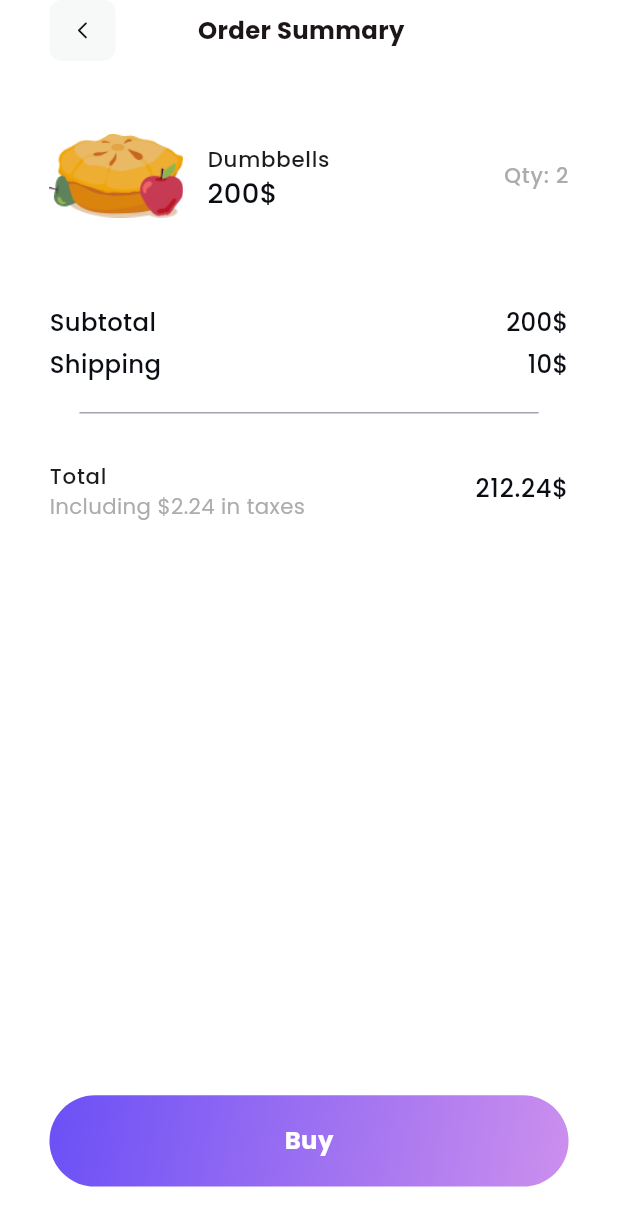
After one commit to aliNassef/FitTrack, a Flutter app: the CheckoutView screen opened by its route, on a phone screen of 412 x 824 dp. The commit adds this screen. Shown: the top 1226 px of the screen. Run offline on Flutter 3.47's test engine with Material 3 defaults, Android fonts, the phone set to English and light mode, and no system bars; our stand-ins replace carousel_slider, device_preview_plus, dio, dotted_border, easy_localization, fl_chart and 10 more; accounts and stored records are empty; project files that could hold a hidden picture were left out.

Commit message:
feat(store): add checkout view and integrate into app router
Introduce a new checkout view for the store feature, including its body widget and route integration. This allows users to view an order summary and proceed with purchases.

```diff
--- a/lib/core/utils/app_router.dart
+++ b/lib/core/utils/app_router.dart
@@ -13,6 +13,7 @@ import '../../features/meal_planner/presentation/view/meal_scheduale_view.dart';
 import '../../features/onboarding/presentation/views/onboarding_view.dart';
 import '../../features/onboarding/presentation/views/welcome_view.dart';
 import '../../features/profile/presentation/views/statistics_view.dart';
+import '../../features/store/presentation/views/checkout_view.dart';
 import '../../features/workout/presentation/view/workout_details_view.dart';
 import '../../features/workout/presentation/view/workout_excersises_view.dart'
     show WorkoutExerciseView;
@@ -86,6 +87,10 @@ Route<dynamic> onGenerateRoute(RouteSettings settings) {
       return MaterialPageRoute(
         builder: (context) => const StatisticsView(),
       );
+    case CheckoutView.routeName:
+      return MaterialPageRoute(
+        builder: (context) => const CheckoutView(),
+      );
     default:
       return MaterialPageRoute(builder: (context) => const Scaffold());
   }
--- /dev/null
+++ b/lib/features/store/presentation/views/checkout_view.dart
@@ -0,0 +1,19 @@
+import 'package:fit_track_app/core/extensions/padding_extension.dart';
+import 'package:flutter/material.dart';
+
+import '../widgets/checkout_view_body.dart';
+
+class CheckoutView extends StatelessWidget {
+  const CheckoutView({super.key});
+  static const String routeName = 'checkout_view';
+  @override
+  Widget build(BuildContext context) {
+    return Scaffold(
+      body: SafeArea(
+        child: SingleChildScrollView(
+          child: const CheckoutViewBody().withHorizontalPadding(30),
+        ),
+      ),
+    );
+  }
+}
--- /dev/null
+++ b/lib/features/store/presentation/widgets/checkout_view_body.dart
@@ -0,0 +1,116 @@
+import 'package:fit_track_app/core/extensions/mediaquery_size.dart';
+import 'package:fit_track_app/core/helpers/app_spacer.dart';
+import 'package:fit_track_app/core/helpers/default_app_button.dart';
+import 'package:flutter/material.dart';
+import 'package:flutter_screenutil/flutter_screenutil.dart';
+
+import '../../../../core/utils/app_colors.dart';
+import '../../../../core/utils/app_images.dart';
+import '../../../../core/utils/app_styles.dart';
+import '../../../../core/widgets/custom_icon_button.dart';
+
+class CheckoutViewBody extends StatelessWidget {
+  const CheckoutViewBody({super.key});
+
+  @override
+  Widget build(BuildContext context) {
+    return Column(
+      children: [
+        Row(
+          spacing: 50.w,
+          children: [
+            CustomIconButton(
+              onTap: () {},
+              image: AppIcons.backArrowIcon,
+            ),
+            Text(
+              'Order Summary',
+              style: AppStyles.bold16.copyWith(
+                color: AppColors.blackColor,
+              ),
+            ),
+          ],
+        ),
+        const VerticalSpace(40),
+        ListTile(
+          contentPadding: EdgeInsets.zero,
+          leading: Image.asset(AppImages.meal),
+          title: Text('Dumbbells', style: AppStyles.medium14),
+          subtitle: Text(
+            '200\$',
+            style: AppStyles.medium18.copyWith(
+              color: const Color(0xff0A0D13),
+            ),
+          ),
+          trailing: Text(
+            'Qty: 2',
+            style: AppStyles.medium14.copyWith(
+              color: const Color(0xffAcAcAc),
+            ),
+          ),
+        ),
+        const VerticalSpace(50),
+        Row(
+          mainAxisAlignment: MainAxisAlignment.spaceBetween,
+          children: [
+            Text(
+              'Subtotal',
+              style: AppStyles.medium16.copyWith(
+                color: const Color(0xff0A0D13),
+              ),
+            ),
+            Text(
+              '200\$',
+              style: AppStyles.medium16.copyWith(
+                color: const Color(0xff0A0D13),
+              ),
+            ),
+          ],
+        ),
+        const VerticalSpace(5),
+        Row(
+          mainAxisAlignment: MainAxisAlignment.spaceBetween,
+          children: [
+            Text(
+              'Shipping',
+              style: AppStyles.medium16.copyWith(
+                color: const Color(0xff0A0D13),
+              ),
+            ),
+            Text(
+              '10\$',
+              style: AppStyles.medium16.copyWith(
+                color: const Color(0xff0A0D13),
+              ),
+            ),
+          ],
+        ),
+        const VerticalSpace(12),
+        const Divider(
+          indent: 20,
+          endIndent: 20,
+          color: Color(0xffA5A3B0),
+        ),
+        const VerticalSpace(7),
+        ListTile(
+          contentPadding: EdgeInsets.zero,
+          title: Text('Total', style: AppStyles.medium14),
+          subtitle: Text(
+            'Including \$2.24 in taxes',
+            style: AppStyles.regular14.copyWith(
+              color: const Color(0xffAcAcAc),
+            ),
+          ),
+          trailing: Text(
+            '212.24\$',
+            style: AppStyles.medium16.copyWith(
+              color: const Color(0xff0A0D13),
+            ),
+          ),
+        ),
+        VerticalSpace(context.height * .44),
+        const DefaultAppButton(text: 'Buy')
+      ],
+    );
+  }
+}
```
Also changed, not shown: lib/features/store/presentation/views/store_view.dart (added).
